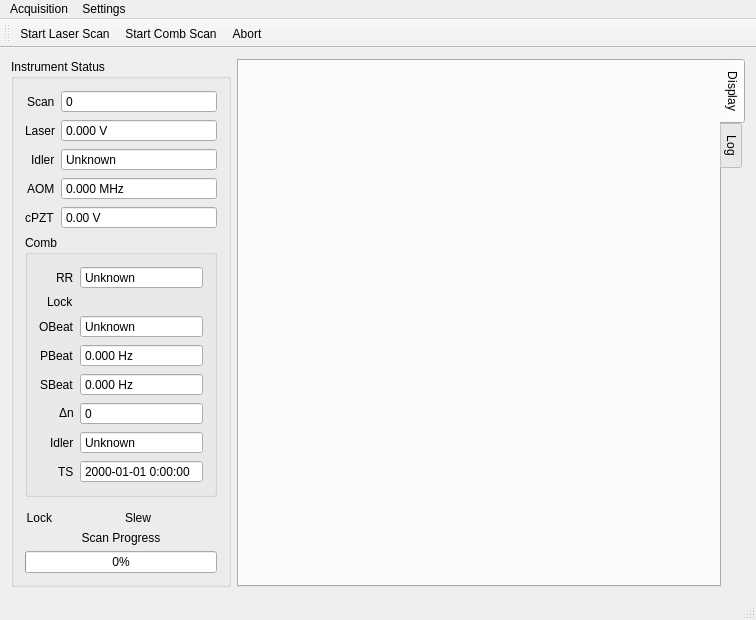
This is mainwindow.ui in kncrabtree/nicerohms as Qt 5 draws it before an edit. The edited form follows.
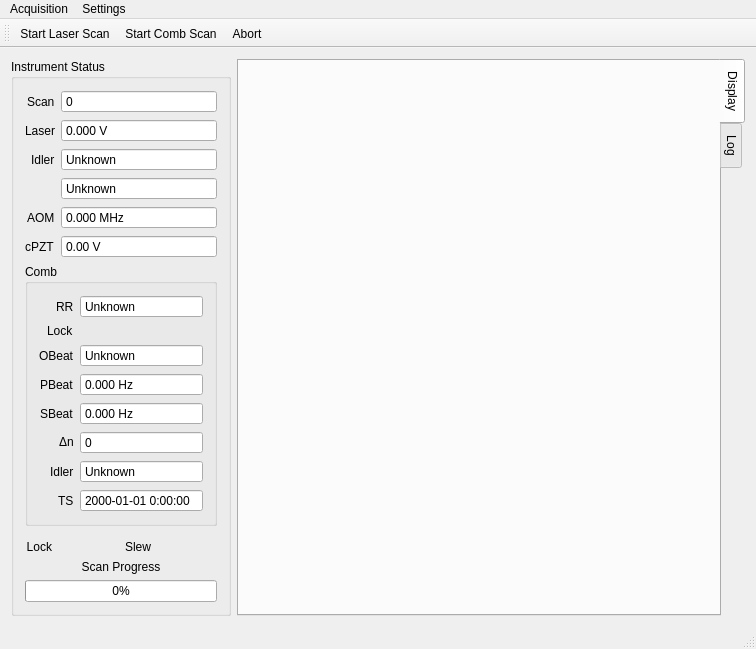
This is the edited form. Icons and pictures are not drawn. Custom widgets are drawn as their Qt base class.

Patch:
```diff
--- a/mainwindow.ui
+++ b/mainwindow.ui
@@ -7,7 +7,7 @@
     <x>0</x>
     <y>0</y>
     <width>756</width>
-    <height>620</height>
+    <height>649</height>
    </rect>
   </property>
   <property name="windowTitle">
@@ -104,14 +104,14 @@
            </property>
           </widget>
          </item>
-         <item row="3" column="0">
+         <item row="4" column="0">
           <widget class="QLabel" name="aomLabel">
            <property name="text">
             <string>AOM</string>
            </property>
           </widget>
          </item>
-         <item row="3" column="1">
+         <item row="4" column="1">
           <widget class="QDoubleSpinBox" name="aomDoubleSpinBox">
            <property name="readOnly">
             <bool>true</bool>
@@ -130,14 +130,14 @@
            </property>
           </widget>
          </item>
-         <item row="4" column="0">
+         <item row="5" column="0">
           <widget class="QLabel" name="cPZTLabel">
            <property name="text">
             <string>cPZT</string>
            </property>
           </widget>
          </item>
-         <item row="4" column="1">
+         <item row="5" column="1">
           <widget class="QDoubleSpinBox" name="cPZTDoubleSpinBox">
            <property name="readOnly">
             <bool>true</bool>
@@ -156,6 +156,28 @@
            </property>
           </widget>
          </item>
+         <item row="3" column="1">
+          <widget class="QDoubleSpinBox" name="idlerWNDoubleSpinBox">
+           <property name="readOnly">
+            <bool>true</bool>
+           </property>
+           <property name="buttonSymbols">
+            <enum>QAbstractSpinBox::NoButtons</enum>
+           </property>
+           <property name="specialValueText">
+            <string>Unknown</string>
+           </property>
+           <property name="suffix">
+            <string> cm-1</string>
+           </property>
+           <property name="decimals">
+            <number>5</number>
+           </property>
+           <property name="maximum">
+            <double>5000.000000000000000</double>
+           </property>
+          </widget>
+         </item>
         </layout>
        </item>
        <item>
```
Left out of the diff: 3 changed lines with no effect on the pictures.
